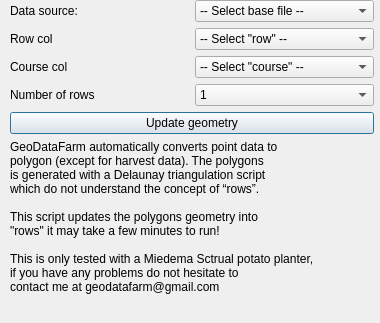
Old version of the form widgets/fix_rows_base.ui in the repository axelande/geodatafarm3.
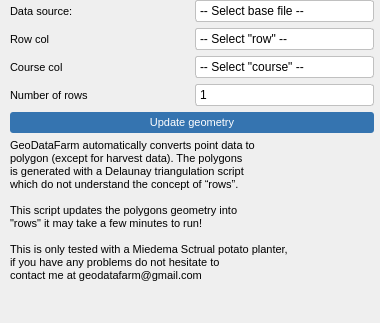
New version of the form.

What changed in the file:
```diff
--- a/widgets/fix_rows_base.ui
+++ b/widgets/fix_rows_base.ui
@@ -16,7 +16,150 @@
   <property name="locale">
    <locale language="English" country="UnitedKingdom"/>
   </property>
-  <widget class="QWidget" name="gridLayoutWidget">
+  <property name="styleSheet"><string notr="true">
+/* === Global === */
+* {
+  font-family: "Segoe UI", sans-serif;
+  font-size: 9pt;
+}
+
+/* === Tab bars === */
+QTabWidget::pane {
+  border: 1px solid #c0c0c0;
+  border-radius: 3px;
+  background: #ffffff;
+}
+QTabBar::tab {
+  background: #f0f0f0;
+  border: 1px solid #c0c0c0;
+  border-bottom: none;
+  border-top-left-radius: 3px;
+  border-top-right-radius: 3px;
+  padding: 4px 10px;
+  margin-right: 1px;
+  font-size: 8pt;
+}
+QTabBar::tab:selected {
+  background: #ffffff;
+  border-bottom: 2px solid #3574b0;
+  font-weight: bold;
+}
+QTabBar::tab:hover:!selected {
+  background: #e4e4e4;
+}
+
+/* === Buttons === */
+QPushButton {
+  background-color: #3574b0;
+  color: white;
+  border: none;
+  border-radius: 3px;
+  padding: 4px 10px;
+  font-size: 8pt;
+}
+QPushButton:hover {
+  background-color: #2a5f8f;
+}
+QPushButton:pressed {
+  background-color: #1e4a6e;
+}
+QPushButton:disabled {
+  background-color: #b0b0b0;
+  color: #e0e0e0;
+}
+
+/* === Inputs === */
+QLineEdit, QPlainTextEdit, QTextEdit {
+  border: 1px solid #c0c0c0;
+  border-radius: 3px;
+  padding: 2px 4px;
+  background: #ffffff;
+}
+QLineEdit:focus, QPlainTextEdit:focus, QTextEdit:focus {
+  border: 1px solid #3574b0;
+}
+
+/* === Combo boxes === */
+QComboBox {
+  border: 1px solid #c0c0c0;
+  border-radius: 3px;
+  padding: 2px 4px;
+  background: #ffffff;
+}
+QComboBox:hover {
+  border: 1px solid #3574b0;
+}
+QComboBox::drop-down {
+  border: none;
+  width: 20px;
+}
+
+/* === Lists === */
+QListWidget {
+  border: 1px solid #c0c0c0;
+  border-radius: 3px;
+  background: #ffffff;
+}
+
+/* === Group boxes === */
+QGroupBox {
+  border: 1px solid #c0c0c0;
+  border-radius: 3px;
+  margin-top: 8px;
+  padding-top: 8px;
+  font-weight: bold;
+  font-size: 8pt;
+}
+QGroupBox::title {
+  subcontrol-origin: margin;
+  left: 8px;
+  padding: 0 3px;
+}
+
+/* === Radio &amp; Check === */
+QRadioButton, QCheckBox {
+  spacing: 4px;
+  font-size: 8pt;
+}
+
+/* === Labels === */
+QLabel {
+  font-size: 8pt;
+}
+
+/* === Calendar === */
+QCalendarWidget {
+  border: 1px solid #c0c0c0;
+  border-radius: 3px;
+}
+
+/* === Table === */
+QTableWidget, QTableView {
+  border: 1px solid #c0c0c0;
+  border-radius: 3px;
+  gridline-color: #e0e0e0;
+}
+QHeaderView::section {
+  background-color: #f0f0f0;
+  border: none;
+  border-bottom: 1px solid #c0c0c0;
+  border-right: 1px solid #e0e0e0;
+  padding: 3px 6px;
+  font-weight: bold;
+  font-size: 8pt;
+}
+
+/* === Spin boxes === */
+QSpinBox, QDoubleSpinBox, QDateEdit, QTimeEdit {
+  border: 1px solid #c0c0c0;
+  border-radius: 3px;
+  padding: 2px 4px;
+  background: #ffffff;
+}
+QSpinBox:focus, QDoubleSpinBox:focus, QDateEdit:focus, QTimeEdit:focus {
+  border: 1px solid #3574b0;
+}
+</string></property><widget class="QWidget" name="gridLayoutWidget">
    <property name="geometry">
     <rect>
      <x>10</x>
```
Left out of the diff: 14 changed lines with no effect on the pictures.
